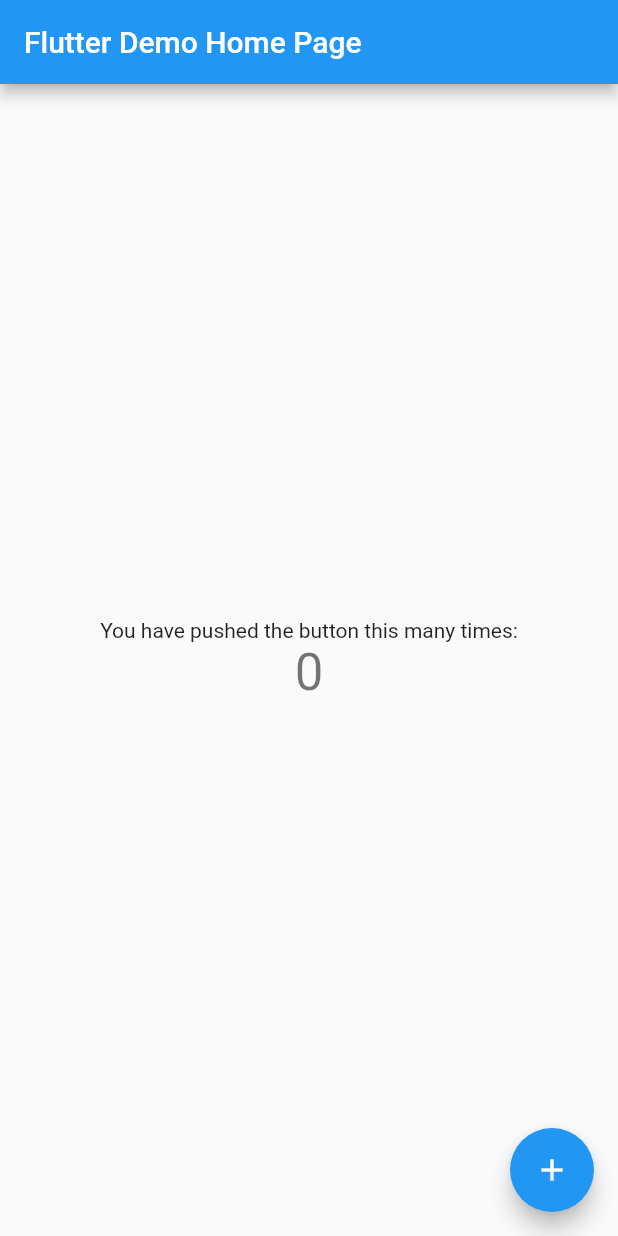
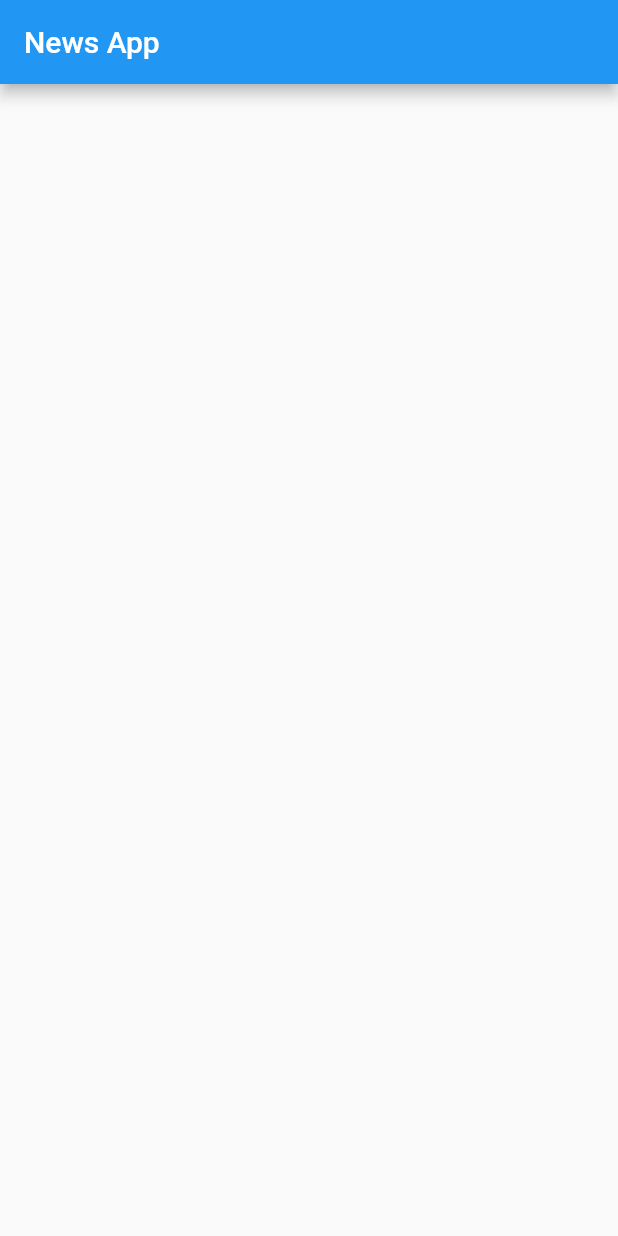
Before and after one commit to malek-kashoqa/udemy_news_app, a Flutter app: the screen it shows after launch, on a phone screen of 412 x 824 dp. Run offline on Flutter 3.47's test engine with Material 2 defaults, Android fonts, the light colour scheme and no system bars; our stand-ins replace flutter_bloc.

Commit message:
Add layout and dependencies

```diff
--- /dev/null
+++ b/lib/layout/news_app/cubit/cubit.dart
@@ -0,0 +1,7 @@
+import 'package:flutter_bloc/flutter_bloc.dart';
+import 'package:udemy_news_app/layout/news_app/cubit/states.dart';
+
+class NewsCubit extends Cubit<NewsStates> {
+  NewsCubit() : super(NewsInitialState());
+  static NewsCubit get(context) => BlocProvider.of(context);
+}
--- /dev/null
+++ b/lib/layout/news_app/cubit/states.dart
@@ -0,0 +1,5 @@
+abstract class NewsStates {}
+
+class NewsInitialState extends NewsStates {}
+
+class NewsBottomNavState extends NewsStates {}
--- /dev/null
+++ b/lib/layout/news_app/news_layout.dart
@@ -0,0 +1,14 @@
+import 'package:flutter/material.dart';
+
+class NewsLayout extends StatelessWidget {
+  const NewsLayout({Key? key}) : super(key: key);
+
+  @override
+  Widget build(BuildContext context) {
+    return Scaffold(
+      appBar: AppBar(
+        title: Text('News App'),
+      ),
+    );
+  }
+}
--- a/lib/main.dart
+++ b/lib/main.dart
@@ -1,4 +1,6 @@
 import 'package:flutter/material.dart';
+
+import 'layout/news_app/news_layout.dart';
 
 void main() {
   runApp(const MyApp());
@@ -7,109 +9,12 @@
 class MyApp extends StatelessWidget {
   const MyApp({Key? key}) : super(key: key);
 
-  // This widget is the root of your application.
   @override
   Widget build(BuildContext context) {
     return MaterialApp(
-      title: 'Flutter Demo',
-      theme: ThemeData(
-        // This is the theme of your application.
-        //
-        // Try running your application with "flutter run". You'll see the
-        // application has a blue toolbar. Then, without quitting the app, try
-        // changing the primarySwatch below to Colors.green and then invoke
-        // "hot reload" (press "r" in the console where you ran "flutter run",
-        // or simply save your changes to "hot reload" in a Flutter IDE).
-        // Notice that the counter didn't reset back to zero; the application
-        // is not restarted.
-        primarySwatch: Colors.blue,
-      ),
-      home: const MyHomePage(title: 'Flutter Demo Home Page'),
+      debugShowCheckedModeBanner: false,
+      title: "News App",
+      home: NewsLayout(),
     );
   }
 }
-
-class MyHomePage extends StatefulWidget {
-  const MyHomePage({Key? key, required this.title}) : super(key: key);
-
-  // This widget is the home page of your application. It is stateful, meaning
-  // that it has a State object (defined below) that contains fields that affect
-  // how it looks.
-
-  // This class is the configuration for the state. It holds the values (in this
-  // case the title) provided by the parent (in this case the App widget) and
-  // used by the build method of the State. Fields in a Widget subclass are
-  // always marked "final".
-
-  final String title;
-
-  @override
-  State<MyHomePage> createState() => _MyHomePageState();
-}
-
-class _MyHomePageState extends State<MyHomePage> {
-  int _counter = 0;
-
-  void _incrementCounter() {
-    setState(() {
-      // This call to setState tells the Flutter framework that something has
-      // changed in this State, which causes it to rerun the build method below
-      // so that the display can reflect the updated values. If we changed
-      // _counter without calling setState(), then the build method would not be
-      // called again, and so nothing would appear to happen.
-      _counter++;
-    });
-  }
-
-  @override
-  Widget build(BuildContext context) {
-    // This method is rerun every time setState is called, for instance as done
-    // by the _incrementCounter method above.
-    //
-    // The Flutter framework has been optimized to make rerunning build methods
-    // fast, so that you can just rebuild anything that needs updating rather
-    // than having to individually change instances of widgets.
-    return Scaffold(
-      appBar: AppBar(
-        // Here we take the value from the MyHomePage object that was created by
-        // the App.build method, and use it to set our appbar title.
-        title: Text(widget.title),
-      ),
-      body: Center(
-        // Center is a layout widget. It takes a single child and positions it
-        // in the middle of the parent.
-        child: Column(
-          // Column is also a layout widget. It takes a list of children and
-          // arranges them vertically. By default, it sizes itself to fit its
-          // children horizontally, and tries to be as tall as its parent.
-          //
-          // Invoke "debug painting" (press "p" in the console, choose the
-          // "Toggle Debug Paint" action from the Flutter Inspector in Android
-          // Studio, or the "Toggle Debug Paint" command in Visual Studio Code)
-          // to see the wireframe for each widget.
-          //
-          // Column has various properties to control how it sizes itself and
-          // how it positions its children. Here we use mainAxisAlignment to
-          // center the children vertically; the main axis here is the vertical
-          // axis because Columns are vertical (the cross axis would be
-          // horizontal).
-          mainAxisAlignment: MainAxisAlignment.center,
-          children: <Widget>[
-            const Text(
-              'You have pushed the button this many times:',
-            ),
-            Text(
-              '$_counter',
-              style: Theme.of(context).textTheme.headline4,
-            ),
-          ],
-        ),
-      ),
-      floatingActionButton: FloatingActionButton(
-        onPressed: _incrementCounter,
-        tooltip: 'Increment',
-        child: const Icon(Icons.add),
-      ), // This trailing comma makes auto-formatting nicer for build methods.
-    );
-  }
-}
--- a/pubspec.yaml
+++ b/pubspec.yaml
@@ -34,6 +34,10 @@
   # The following adds the Cupertino Icons font to your application.
   # Use with the CupertinoIcons class for iOS style icons.
   cupertino_icons: ^1.0.2
+  intl: ^0.17.0
+  bloc: ^8.0.3
+  flutter_bloc: ^8.0.1
+  conditional_builder_null_safety: ^0.0.6
 
 dev_dependencies:
   flutter_test:
```
Also changed, not shown: pubspec.lock.
